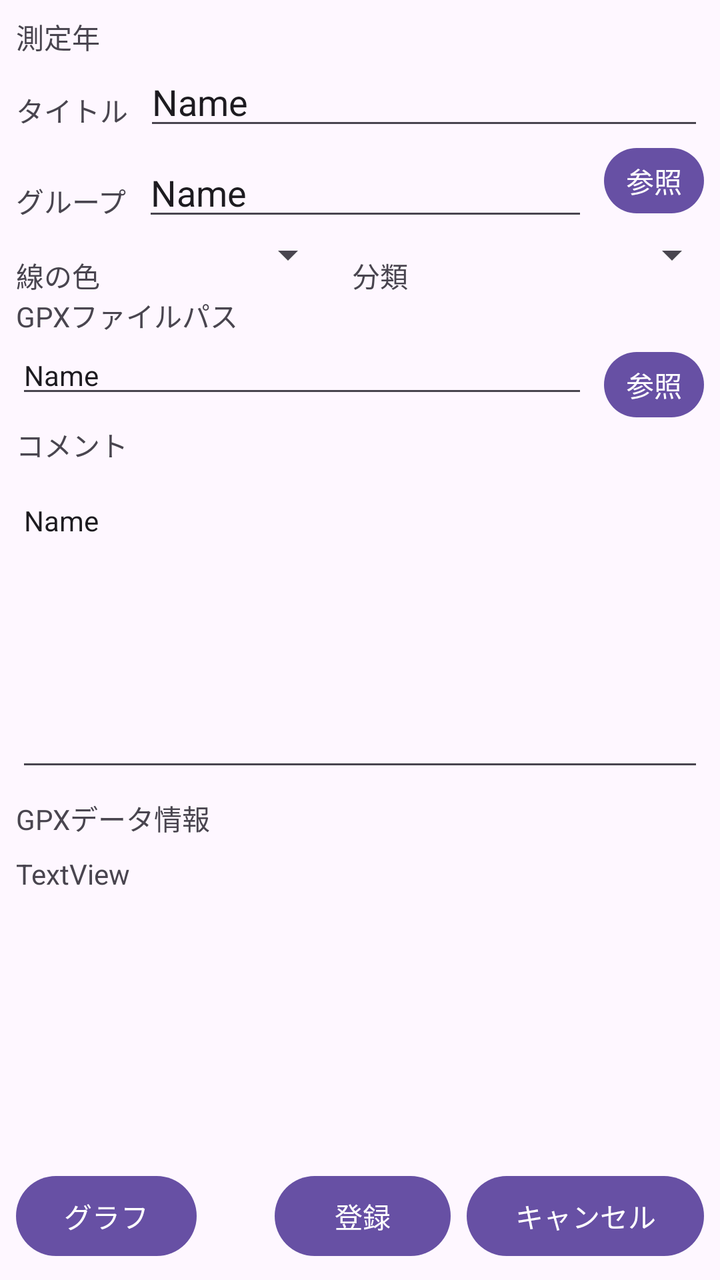
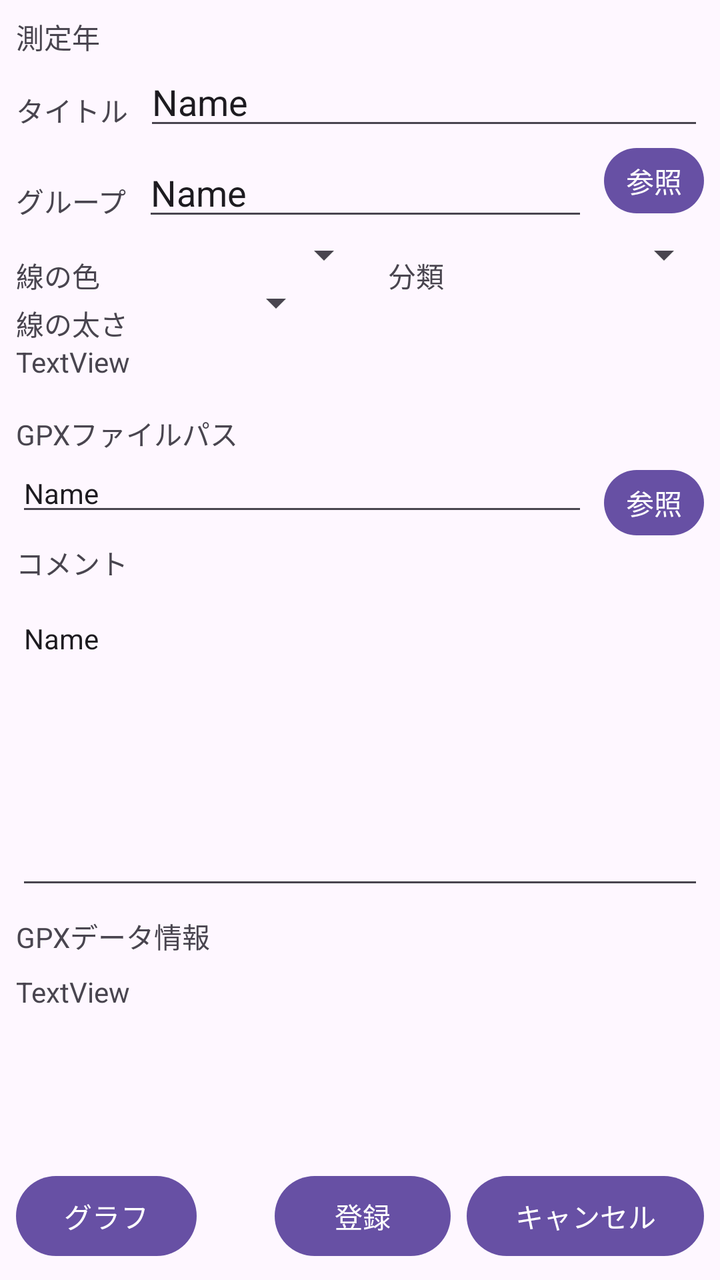

The first picture is an Android layout as it rendered before a commit; the second is the same layout after the commit. The layout source and the unified diff follow.
<!-- AndroidManifest.xml: application theme Theme.MyApplication4 -->
<!-- res/layout/activity_gpx_edit.xml -->
<?xml version="1.0" encoding="utf-8"?>
<androidx.constraintlayout.widget.ConstraintLayout xmlns:android="http://schemas.android.com/apk/res/android"
    xmlns:app="http://schemas.android.com/apk/res-auto"
    xmlns:tools="http://schemas.android.com/tools"
    android:id="@+id/main"
    android:layout_width="match_parent"
    android:layout_height="match_parent"
    tools:context=".GpxEditActivity">

    <TextView
        android:id="@+id/textView25"
        android:layout_width="wrap_content"
        android:layout_height="wrap_content"
        android:layout_marginStart="8dp"
        android:layout_marginTop="16dp"
        android:text="タイトル"
        app:layout_constraintStart_toStartOf="parent"
        app:layout_constraintTop_toBottomOf="@+id/textView32" />

    <EditText
        android:id="@+id/editTextTextPersonName13"
        android:layout_width="0dp"
        android:layout_height="wrap_content"
        android:layout_marginStart="8dp"
        android:layout_marginEnd="8dp"
        android:ems="10"
        android:inputType="textPersonName"
        android:text="Name"
        app:layout_constraintEnd_toEndOf="parent"
        app:layout_constraintStart_toEndOf="@+id/textView25"
        app:layout_constraintTop_toBottomOf="@+id/textView32" />

    <TextView
        android:id="@+id/textView26"
        android:layout_width="wrap_content"
        android:layout_height="wrap_content"
        android:layout_marginStart="8dp"
        android:layout_marginTop="20dp"
        android:text="グループ"
        app:layout_constraintStart_toStartOf="parent"
        app:layout_constraintTop_toBottomOf="@+id/editTextTextPersonName13" />

    <EditText
        android:id="@+id/editTextTextPersonName14"
        android:layout_width="0dp"
        android:layout_height="wrap_content"
        android:layout_marginStart="8dp"
        android:layout_marginTop="4dp"
        android:layout_marginEnd="8dp"
        android:ems="10"
        android:inputType="textPersonName"
        android:text="Name"
        app:layout_constraintEnd_toStartOf="@+id/button7"
        app:layout_constraintStart_toEndOf="@+id/textView26"
        app:layout_constraintTop_toBottomOf="@+id/editTextTextPersonName13" />

    <Button
        android:id="@+id/button7"
        android:layout_width="50dp"
        android:layout_height="wrap_content"
        android:layout_marginEnd="8dp"
        android:minHeight="0dp"
        android:minWidth="0dp"
        android:paddingLeft="4dp"
        android:paddingRight="4dp"
        android:text="参照"
        app:layout_constraintEnd_toEndOf="parent"
        app:layout_constraintTop_toBottomOf="@+id/editTextTextPersonName13" />

    <TextView
        android:id="@+id/textView27"
        android:layout_width="wrap_content"
        android:layout_height="wrap_content"
        android:layout_marginStart="8dp"
        android:layout_marginTop="12dp"
        android:text="線の色"
        app:layout_constraintStart_toStartOf="parent"
        app:layout_constraintTop_toBottomOf="@+id/editTextTextPersonName14" />

    <Spinner
        android:id="@+id/spinner2"
        android:layout_width="110dp"
        android:layout_height="wrap_content"
        android:layout_marginStart="8dp"
        app:layout_constraintStart_toEndOf="@+id/textView27"
        app:layout_constraintTop_toBottomOf="@+id/editTextTextPersonName14" />

    <TextView
        android:id="@+id/textView28"
        android:layout_width="wrap_content"
        android:layout_height="wrap_content"
        android:layout_marginStart="8dp"
        android:layout_marginTop="8dp"
        android:text="GPXファイルパス"
        app:layout_constraintStart_toStartOf="parent"
        app:layout_constraintTop_toBottomOf="@+id/spinner2" />

    <EditText
        android:id="@+id/editTextTextPersonName15"
        android:layout_width="0dp"
        android:layout_height="wrap_content"
        android:layout_marginStart="8dp"
        android:layout_marginEnd="8dp"
        android:ems="10"
        android:inputType="textPersonName"
        android:text="Name"
        android:textSize="14sp"
        app:layout_constraintEnd_toStartOf="@+id/button8"
        app:layout_constraintStart_toStartOf="parent"
        app:layout_constraintTop_toBottomOf="@+id/textView28" />

    <Button
        android:id="@+id/button8"
        android:layout_width="50dp"
        android:layout_height="wrap_content"
        android:layout_marginTop="4dp"
        android:layout_marginEnd="8dp"
        android:minHeight="0dp"
        android:minWidth="0dp"
        android:paddingLeft="4dp"
        android:paddingRight="4dp"
        android:text="参照"
        app:layout_constraintEnd_toEndOf="parent"
        app:layout_constraintTop_toBottomOf="@+id/textView28" />

    <TextView
        android:id="@+id/textView29"
        android:layout_width="wrap_content"
        android:layout_height="wrap_content"
        android:layout_marginStart="8dp"
        android:layout_marginTop="8dp"
        android:text="コメント"
        app:layout_constraintStart_toStartOf="parent"
        app:layout_constraintTop_toBottomOf="@+id/editTextTextPersonName15" />

    <EditText
        android:id="@+id/editTextTextPersonName16"
        android:layout_width="0dp"
        android:layout_height="150dp"
        android:layout_marginStart="8dp"
        android:layout_marginTop="8dp"
        android:layout_marginEnd="8dp"
        android:ems="10"
        android:gravity="top"
        android:inputType="text|textPersonName|textMultiLine"
        android:text="Name"
        android:textAlignment="textStart"
        android:textSize="14sp"
        app:layout_constraintEnd_toEndOf="parent"
        app:layout_constraintHorizontal_bias="0.0"
        app:layout_constraintStart_toStartOf="parent"
        app:layout_constraintTop_toBottomOf="@+id/textView29" />

    <Button
        android:id="@+id/button9"
        android:layout_width="wrap_content"
        android:layout_height="wrap_content"
        android:layout_marginEnd="8dp"
        android:layout_marginBottom="8dp"
        android:text="登録"
        app:layout_constraintBottom_toBottomOf="parent"
        app:layout_constraintEnd_toStartOf="@+id/button10" />

    <Button
        android:id="@+id/button10"
        android:layout_width="wrap_content"
        android:layout_height="wrap_content"
        android:layout_marginEnd="8dp"
        android:layout_marginBottom="8dp"
        android:text="キャンセル"
        app:layout_constraintBottom_toBottomOf="parent"
        app:layout_constraintEnd_toEndOf="parent" />

    <TextView
        android:id="@+id/textView30"
        android:layout_width="wrap_content"
        android:layout_height="wrap_content"
        android:layout_marginStart="8dp"
        android:layout_marginTop="8dp"
        android:text="GPXデータ情報"
        app:layout_constraintStart_toStartOf="parent"
        app:layout_constraintTop_toBottomOf="@+id/editTextTextPersonName16" />

    <TextView
        android:id="@+id/textView31"
        android:layout_width="0dp"
        android:layout_height="0dp"
        android:layout_marginStart="8dp"
        android:layout_marginTop="8dp"
        android:layout_marginEnd="8dp"
        android:layout_marginBottom="8dp"
        android:text="TextView"
        app:layout_constraintBottom_toTopOf="@+id/button9"
        app:layout_constraintEnd_toEndOf="parent"
        app:layout_constraintStart_toStartOf="parent"
        app:layout_constraintTop_toBottomOf="@+id/textView30" />

    <TextView
        android:id="@+id/textView32"
        android:layout_width="wrap_content"
        android:layout_height="wrap_content"
        android:layout_marginStart="8dp"
        android:layout_marginTop="8dp"
        android:text="測定年"
        app:layout_constraintStart_toStartOf="parent"
        app:layout_constraintTop_toTopOf="parent" />

    <TextView
        android:id="@+id/textView33"
        android:layout_width="wrap_content"
        android:layout_height="wrap_content"
        android:layout_marginStart="8dp"
        android:layout_marginTop="12dp"
        android:text="分類"
        app:layout_constraintStart_toEndOf="@+id/spinner2"
        app:layout_constraintTop_toBottomOf="@+id/editTextTextPersonName14" />

    <Spinner
        android:id="@+id/spinner3"
        android:layout_width="0dp"
        android:layout_height="wrap_content"
        android:layout_marginStart="8dp"
        app:layout_constraintEnd_toEndOf="parent"
        app:layout_constraintStart_toEndOf="@+id/textView33"
        app:layout_constraintTop_toBottomOf="@+id/editTextTextPersonName14" />

    <Button
        android:id="@+id/button15"
        android:layout_width="wrap_content"
        android:layout_height="wrap_content"
        android:layout_marginStart="8dp"
        android:layout_marginBottom="8dp"
        android:text="グラフ"
        app:layout_constraintBottom_toBottomOf="parent"
        app:layout_constraintStart_toStartOf="parent" />

</androidx.constraintlayout.widget.ConstraintLayout>
<!-- resources referenced by this layout -->
<resources>
  <style name="Theme.MyApplication4" parent="Base.Theme.MyApplication4" />
  <style name="Base.Theme.MyApplication4" parent="Theme.Material3.DayNight">
          
          
      </style>
</resources>

<!-- the commit's change to res/layout/activity_gpx_edit.xml (unified diff, before → after) -->
@@ -79,9 +79,9 @@
 
     <Spinner
         android:id="@+id/spinner2"
-        android:layout_width="110dp"
-        android:layout_height="wrap_content"
-        android:layout_marginStart="8dp"
+        android:layout_width="120dp"
+        android:layout_height="wrap_content"
+        android:layout_marginStart="16dp"
         app:layout_constraintStart_toEndOf="@+id/textView27"
         app:layout_constraintTop_toBottomOf="@+id/editTextTextPersonName14" />
 
@@ -90,10 +90,10 @@
         android:layout_width="wrap_content"
         android:layout_height="wrap_content"
         android:layout_marginStart="8dp"
-        android:layout_marginTop="8dp"
+        android:layout_marginTop="16dp"
         android:text="GPXファイルパス"
         app:layout_constraintStart_toStartOf="parent"
-        app:layout_constraintTop_toBottomOf="@+id/spinner2" />
+        app:layout_constraintTop_toBottomOf="@+id/textView11" />
 
     <EditText
         android:id="@+id/editTextTextPersonName15"
@@ -220,6 +220,7 @@
         android:layout_width="0dp"
         android:layout_height="wrap_content"
         android:layout_marginStart="8dp"
+        android:layout_marginEnd="4dp"
         app:layout_constraintEnd_toEndOf="parent"
         app:layout_constraintStart_toEndOf="@+id/textView33"
         app:layout_constraintTop_toBottomOf="@+id/editTextTextPersonName14" />
@@ -234,4 +235,34 @@
         app:layout_constraintBottom_toBottomOf="parent"
         app:layout_constraintStart_toStartOf="parent" />
 
+    <TextView
+        android:id="@+id/textView7"
+        android:layout_width="wrap_content"
+        android:layout_height="wrap_content"
+        android:layout_marginStart="8dp"
+        android:layout_marginTop="12dp"
+        android:text="線の太さ"
+        app:layout_constraintStart_toStartOf="parent"
+        app:layout_constraintTop_toBottomOf="@+id/spinner2" />
+
+    <Spinner
+        android:id="@+id/spinner13"
+        android:layout_width="90dp"
+        android:layout_height="wrap_content"
+        android:layout_marginStart="8dp"
+        app:layout_constraintStart_toEndOf="@+id/textView7"
+        app:layout_constraintTop_toBottomOf="@+id/spinner2" />
+
+    <TextView
+        android:id="@+id/textView11"
+        android:layout_width="0dp"
+        android:layout_height="wrap_content"
+        android:layout_marginStart="8dp"
+        android:layout_marginTop="8dp"
+        android:layout_marginEnd="8dp"
+        android:text="TextView"
+        app:layout_constraintEnd_toEndOf="parent"
+        app:layout_constraintStart_toStartOf="parent"
+        app:layout_constraintTop_toBottomOf="@+id/spinner13" />
+
 </androidx.constraintlayout.widget.ConstraintLayout>
